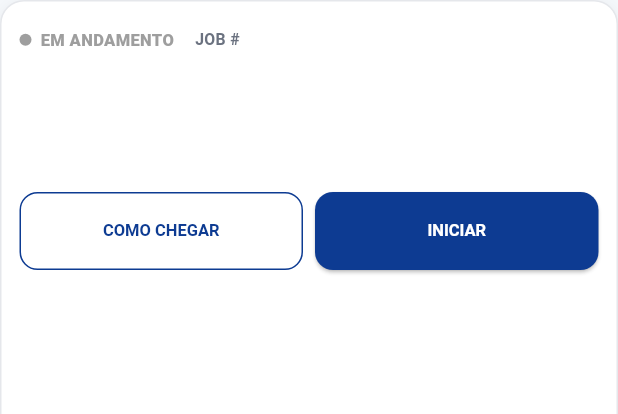
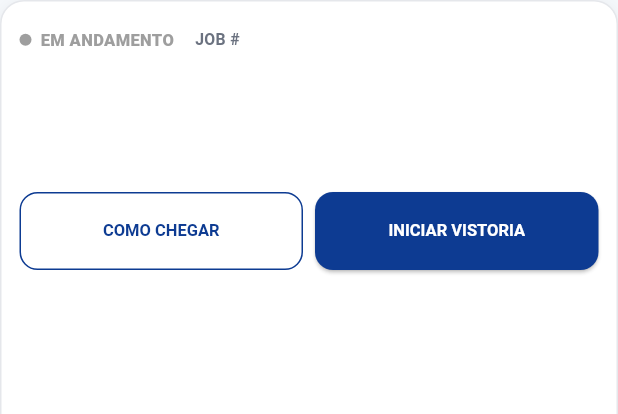
Before and after one commit to fbifreitas/AppMobile, a Flutter app: the _RichJobCard widget shown alone on an empty page, opened directly with empty values, on a phone screen of 412 x 824 dp. Shown: the top 414 px of the screen. Run offline on Flutter 3.47's test engine with Material 3 defaults, Android fonts, the phone set to English and light mode, and no system bars; our stand-ins replace camera, geolocator, image_picker, package_info_plus, shared_preferences, speech_to_text; missing offline and left inert: exif; accounts and stored records are empty; network calls fail; project files that could hold a hidden picture were left out.

Commit message:
fix: restaurar fallbacks canonicos INICIAR/RETOMAR VISTORIA em jobs_section
Fallbacks internos abreviados quebravam testes que não passam startLabel/
resumeLabel explicitamente. Valor correto: 'INICIAR VISTORIA' / 'RETOMAR VISTORIA'.
Chaves das brands permanecem definidas e sobrescrevem os fallbacks via config.

Co-Authored-By: Claude Sonnet 4.6 <noreply@anthropic.com>

```diff
--- a/lib/widgets/home/jobs_section.dart
+++ b/lib/widgets/home/jobs_section.dart
@@ -449,10 +449,10 @@ class _RichJobCard extends StatelessWidget {
                           : null,
                   child: Text(
                     isRecoverable
-                        ? (resumeLabel ?? 'RETOMAR')
+                        ? (resumeLabel ?? 'RETOMAR VISTORIA')
                         : showDevStart
                         ? 'INICIAR (DEV)'
-                        : (startLabel ?? 'INICIAR'),
+                        : (startLabel ?? 'INICIAR VISTORIA'),
                     style: const TextStyle(fontSize: 11),
                   ),
                 ),
```
